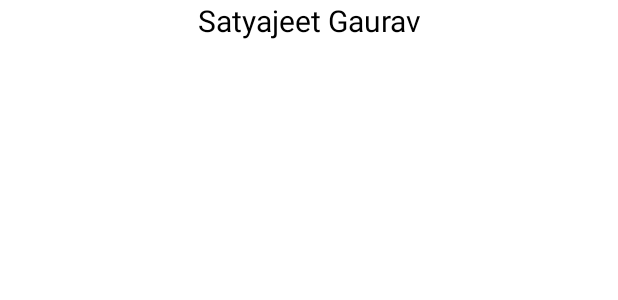
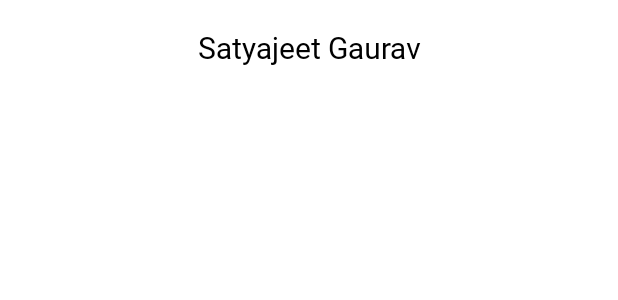
Before and after one commit to satyajeetmanu/About-Me, an Android app: the layout activity_main.xml on its own in the app's theme, with its tools: preview values and no code run, on a phone screen of 412 x 824 dp. Shown: the top 300 px of the screen. Run offline under Robolectric (Android 15) with nearby library versions, the phone set to English and light mode, and no system bars.

Commit message:
added a style in styles.xml for text views

```diff
--- a/app/src/main/res/layout/activity_main.xml
+++ b/app/src/main/res/layout/activity_main.xml
@@ -10,10 +10,9 @@
         android:id="@+id/textViewName"
         android:layout_width="match_parent"
         android:layout_height="wrap_content"
-        android:text="@string/name"
-        android:textColor="@color/black"
-        android:textSize="20sp"
+        android:layout_marginTop="@dimen/layoutMargin"
+        android:text="@string/nameText"
         android:textAlignment="center"
-        />
+        style="@style/name_style" />
 
 </LinearLayout>
--- /dev/null
+++ b/app/src/main/res/values/dimens.xml
@@ -0,0 +1,6 @@
+<?xml version="1.0" encoding="utf-8"?>
+<resources>
+    <dimen name="nameSize">20sp</dimen>
+    <dimen name="textPadding">8dp</dimen>
+    <dimen name="layoutMargin">10dp</dimen>
+</resources>
--- a/app/src/main/res/values/strings.xml
+++ b/app/src/main/res/values/strings.xml
@@ -1,4 +1,4 @@
 <resources>
     <string name="app_name">About Me</string>
-    <string name="name">Satyajeet Gaurav</string>
+    <string name="nameText">Satyajeet Gaurav</string>
 </resources>
--- /dev/null
+++ b/app/src/main/res/values/styles.xml
@@ -0,0 +1,10 @@
+<?xml version="1.0" encoding="utf-8"?>
+<resources>
+
+    <style name="name_style">
+        <item name="android:fontFamily">@font/roboto</item>
+        <item name="android:paddingTop">@dimen/textPadding</item>
+        <item name="android:textColor">@color/black</item>
+        <item name="android:textSize">@dimen/nameSize</item>
+    </style>
+</resources>
```
Also changed, not shown: app/src/main/res/font/roboto.ttf (added).
